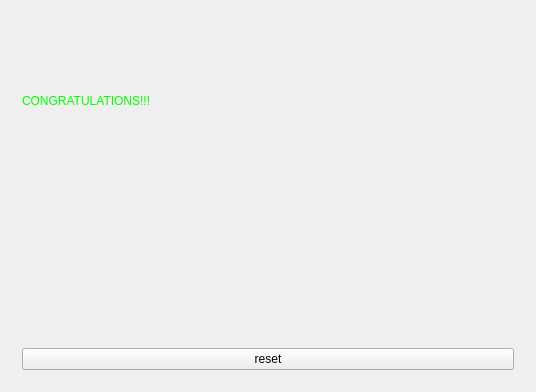
Before: the Qt Designer form math_practice.ui in jleahred/kids-math-practice, drawn with Qt 5.
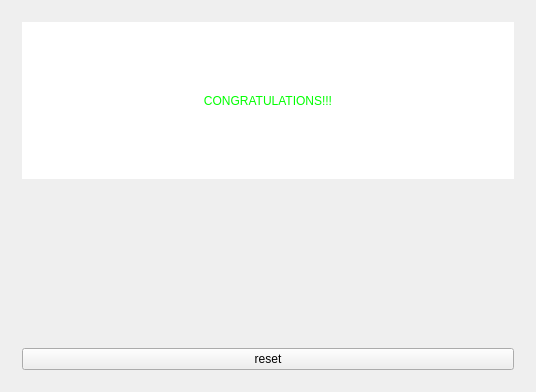
After: the same form once the commit is applied. The open tabs and pages were chosen to show the change. Custom widgets are drawn as their Qt base class.

What changed in the file:
```diff
--- a/math_practice.ui
+++ b/math_practice.ui
@@ -323,11 +323,15 @@
          <widget class="QLabel" name="congratulation">
           <property name="styleSheet">
            <string notr="true">font: 75 36pt &quot;Ubuntu&quot;;
-color: rgb(0, 255, 0);</string>
+color: rgb(0, 255, 0);
+background-color: rgb(255, 255, 255);</string>
           </property>
           <property name="text">
            <string>CONGRATULATIONS!!!</string>
           </property>
+          <property name="alignment">
+           <set>Qt::AlignCenter</set>
+          </property>
          </widget>
         </item>
         <item>
```
Left out of the diff: 8 changed lines with no effect on the pictures.
